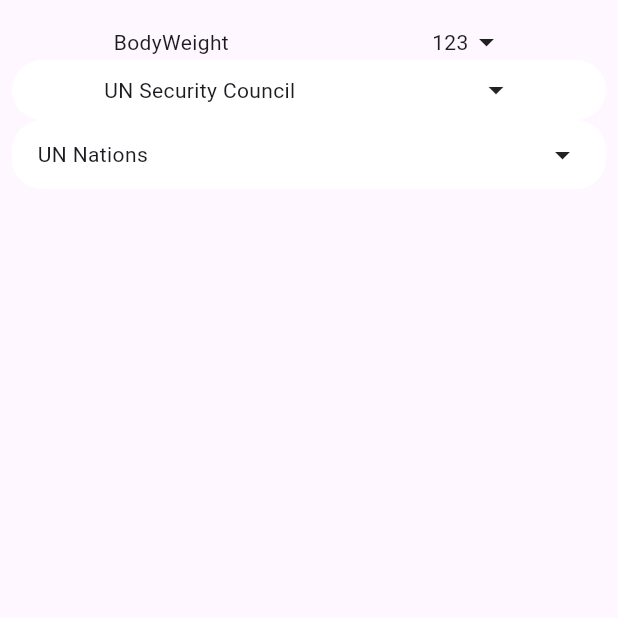
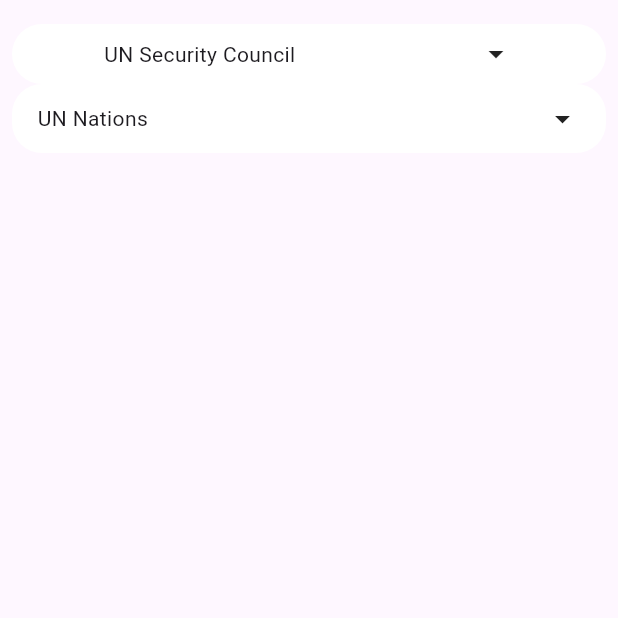
Before and after one commit to fanjin-z/dropdown_wheel_picker, a Flutter app: the screen it shows after launch, on a phone screen of 412 x 824 dp, the top half of it. Run offline on Flutter 3.47's test engine with Material 3 defaults, Android fonts, the phone set to English and light mode, and no system bars.

Commit message:
remove unused codes

```diff
--- a/example/lib/main.dart
+++ b/example/lib/main.dart
@@ -39,7 +39,6 @@
           padding: EdgeInsets.symmetric(vertical: 16, horizontal: 8),
           child: Column(
             children: [
-              Dropdown(),
               DropdownItemPicker(
                 pickerTitle: Text('UN Security Council'),
                 items: [
--- a/lib/dropdown.dart
+++ b/lib/dropdown.dart
@@ -1,73 +1,4 @@
-import 'package:dropdown_wheel_picker/tile.dart';
 import 'package:flutter/material.dart';
-
-class Dropdown extends StatefulWidget {
-  const Dropdown({super.key});
-
-  @override
-  State<Dropdown> createState() => _DropdownState();
-}
-
-class _DropdownState extends State<Dropdown> {
-  bool isToggle = false;
-
-  @override
-  Widget build(BuildContext context) {
-    return SafeArea(
-      child: Column(
-        children: [
-          GestureDetector(
-            behavior: HitTestBehavior.translucent,
-            onTap: () => setState(() {
-              isToggle = !isToggle;
-            }),
-            child: Row(
-                mainAxisAlignment: MainAxisAlignment.spaceAround,
-                children: [
-                  Text('BodyWeight'),
-                  Row(children: [
-                    Text('123'),
-                    isToggle
-                        ? Icon(Icons.arrow_drop_up)
-                        : Icon(Icons.arrow_drop_down)
-                  ]),
-                ]),
-          ),
-          if (isToggle)
-            Row(
-              children: [
-                SizedBox(
-                  width: 100,
-                  height: 300,
-                  child: ListWheelScrollView.useDelegate(
-                    onSelectedItemChanged: (value) => print(value),
-                    itemExtent: 20,
-                    physics: const FixedExtentScrollPhysics(),
-                    childDelegate: ListWheelChildBuilderDelegate(
-                        childCount: 50,
-                        builder: (context, index) => Tile(index.toString())),
-                  ),
-                ),
-                SizedBox(
-                  width: 100,
-                  height: 300,
-                  child: ListWheelScrollView.useDelegate(
-                    onSelectedItemChanged: (value) => print(value),
-                    itemExtent: 20,
-                    physics: const FixedExtentScrollPhysics(),
-                    childDelegate: ListWheelChildBuilderDelegate(
-                        childCount: 50,
-                        builder: (context, index) => Tile(index.toString())),
-                  ),
-                )
-              ],
-            ),
-        ],
-      ),
-    );
-  }
-}
-
 
 class DropdownItemPicker extends StatefulWidget {
   DropdownItemPicker(
--- a/lib/tile.dart
+++ /dev/null
@@ -1,12 +0,0 @@
-import 'package:flutter/material.dart';
-
-class Tile extends StatelessWidget {
-  final String value;
-
-  const Tile(this.value, {super.key});
-
-  @override
-  Widget build(BuildContext context) {
-    return Center(child: Text(value));
-  }
-}
```
